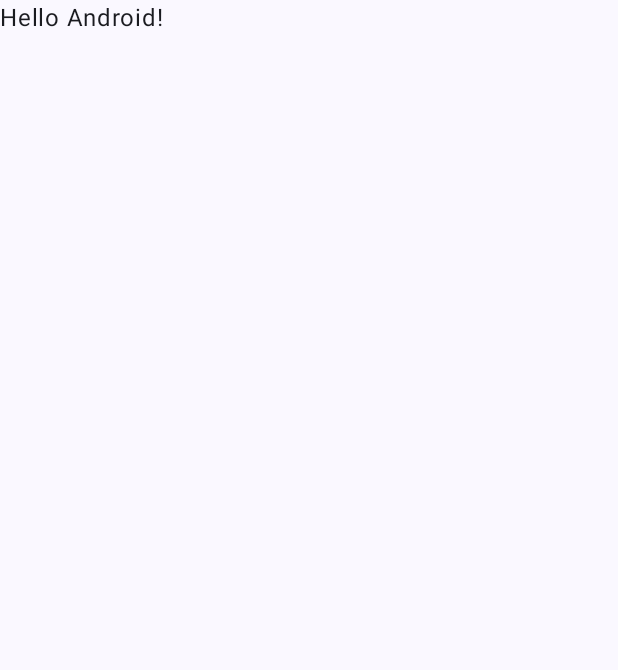
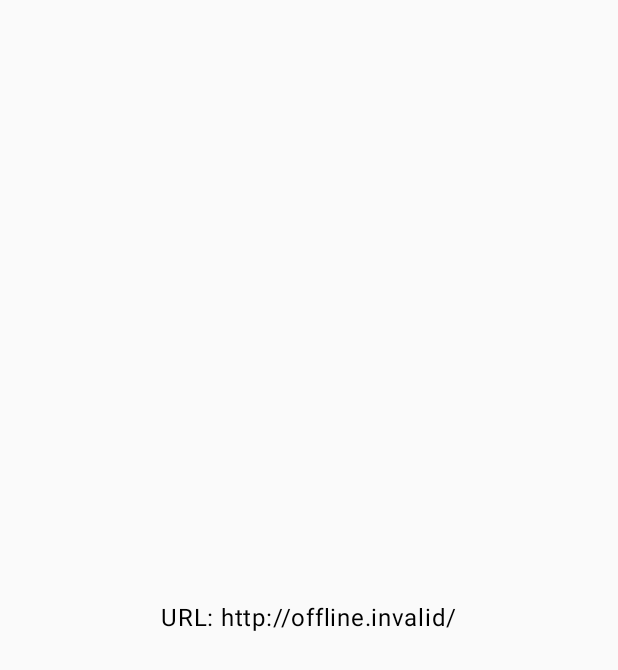
Before and after one commit to marpez4/appNutriologia, an Android app built with Jetpack Compose: the screen it shows after launch (MainActivity), on a phone screen of 412 x 824 dp. Before the commit the part shown is almost empty. Shown: the top 670 px of the screen. Run offline under Robolectric (Android 15) with nearby library versions, the phone set to English and light mode, and no system bars.

Commit message:
Configuracion de flavors

```diff
--- a/app/src/main/java/com/example/appnutriologia/MainActivity.kt
+++ b/app/src/main/java/com/example/appnutriologia/MainActivity.kt
@@ -4,14 +4,18 @@ import android.os.Bundle
 import androidx.activity.ComponentActivity
 import androidx.activity.compose.setContent
 import androidx.activity.enableEdgeToEdge
+import androidx.compose.foundation.layout.Box
 import androidx.compose.foundation.layout.fillMaxSize
 import androidx.compose.foundation.layout.padding
 import androidx.compose.material3.Scaffold
 import androidx.compose.material3.Text
 import androidx.compose.runtime.Composable
+import androidx.compose.ui.Alignment
 import androidx.compose.ui.Modifier
 import androidx.compose.ui.tooling.preview.Preview
 import com.example.appnutriologia.ui.theme.AppNutriologiaTheme
+
+val baseUrl = BuildConfig.BASE_URL
 
 class MainActivity : ComponentActivity() {
     override fun onCreate(savedInstanceState: Bundle?) {
@@ -19,29 +23,17 @@ class MainActivity : ComponentActivity() {
         enableEdgeToEdge()
         setContent {
             AppNutriologiaTheme {
-                Scaffold(modifier = Modifier.fillMaxSize()) { innerPadding ->
-                    Greeting(
-                        name = "Android",
-                        modifier = Modifier.padding(innerPadding)
-                    )
-                }
+                GreetingPreview()
             }
         }
     }
 }
 
-@Composable
-fun Greeting(name: String, modifier: Modifier = Modifier) {
-    Text(
-        text = "Hello $name!",
-        modifier = modifier
-    )
-}
 
 @Preview(showBackground = true)
 @Composable
 fun GreetingPreview() {
-    AppNutriologiaTheme {
-        Greeting("Android")
+    Box(modifier = Modifier.fillMaxSize(), contentAlignment = Alignment.Center){
+        Text(text = "URL: $baseUrl")
     }
 }
```
Also changed, not shown: app/build.gradle.kts (+21 -2 lines).
